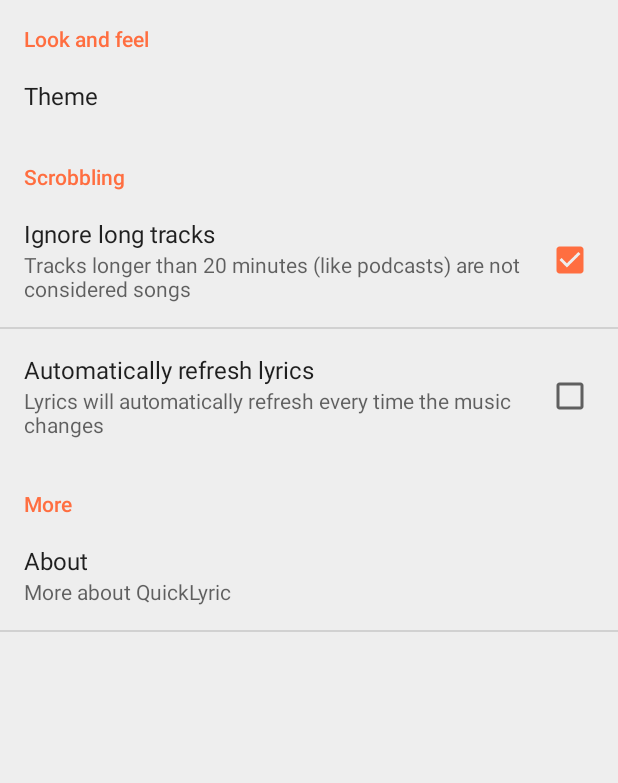
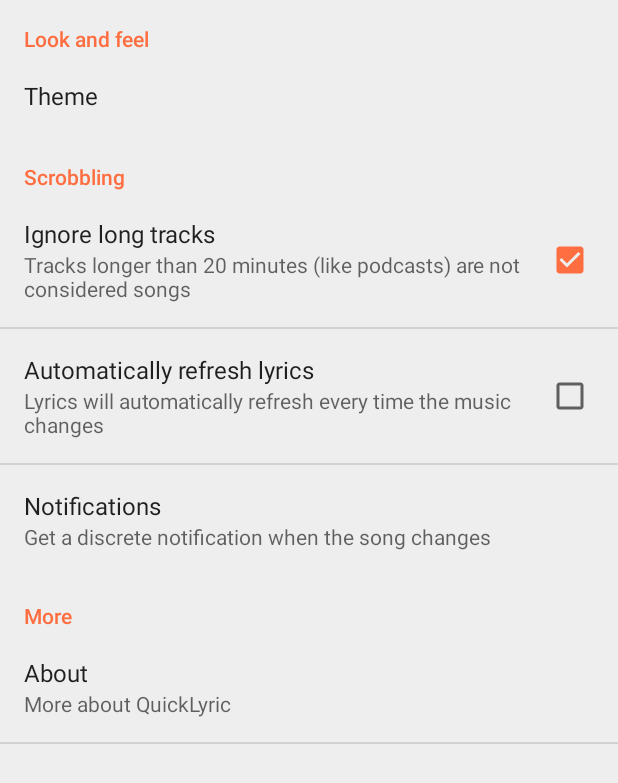
Before and after one commit to QuickLyric/QuickLyric, an Android app: the fragment SettingsFragment shown on its own in the app's theme, on a phone screen of 412 x 824 dp. Shown: the top 783 px of the screen. Run offline under Robolectric (Android 15) with nearby library versions, the phone set to English and light mode, and no system bars; 5 statements that could not run were skipped.

Commit message:
Implement Notifications (fix #22)

```diff
--- a/QuickLyric/src/main/java/com/geecko/QuickLyric/MainActivity.java
+++ b/QuickLyric/src/main/java/com/geecko/QuickLyric/MainActivity.java
@@ -422,7 +422,7 @@ public class MainActivity extends ActionBarActivity {
 
     private void registerTempReceiver() {
         receiver = new MusicBroadcastReceiver();
-        receiver.setAutoUpdate(true);
+        receiver.forceAutoUpdate(true);
         IntentFilter intentfilter = new IntentFilter();
         intentfilter.addAction("com.android.music.metachanged");
         intentfilter.addAction("com.htc.music.metachanged");
--- a/QuickLyric/src/main/res/values/strings.xml
+++ b/QuickLyric/src/main/res/values/strings.xml
@@ -158,8 +158,10 @@ Terms of service available at:
     <string name="pager_arrow"><![CDATA[>]]></string>
     <string name="skip">Skip</string>
     <string name="pref_theme">Theme</string>
+    <string name="pref_notifications">Notifications</string>
     <string name="defaut_theme">Amber (Default)</string>
     <string name="dark_theme">Dark</string>
+    <string name="pref_notifications_sum">Get a discrete notification when the song changes</string>
 
     <string-array name="nav_items">
         <item>@string/title_lyrics</item>
@@ -182,4 +184,14 @@ Terms of service available at:
         <item>0</item>
         <item>1</item>
     </string-array>
+    <string-array name="notifications">
+        <item>Disabled (default)</item>
+        <item>Enabled</item>
+        <item>Enabled (sticky)</item>
+    </string-array>
+    <string-array name="notifications_values">
+        <item>0</item>
+        <item>1</item>
+        <item>2</item>
+    </string-array>
 </resources>
--- a/QuickLyric/src/main/res/xml/preferences.xml
+++ b/QuickLyric/src/main/res/xml/preferences.xml
@@ -37,6 +37,13 @@
             android:title="@string/pref_auto_refresh_title"
             android:summary="@string/pref_auto_refresh_summary"
             android:defaultValue="false" />
+        <ListPreference
+            android:key="pref_notifications"
+            android:title="@string/pref_notifications"
+            android:summary="@string/pref_notifications_sum"
+            android:entries="@array/notifications"
+            android:entryValues="@array/notifications_values"
+            android:defaultValue="0" />
     </PreferenceCategory>
 
     <PreferenceCategory android:title="@string/pref_more_category">
```
Also changed, not shown: QuickLyric/src/main/java/com/geecko/QuickLyric/broadcastReceiver/MusicBroadcastReceiver.java (+32 -3 lines), QuickLyric/src/main/res/drawable-hdpi/ic_notif.png (added), QuickLyric/src/main/res/drawable-mdpi/ic_notif.png (added), QuickLyric/src/main/res/drawable-xhdpi/ic_notif.png (added), QuickLyric/src/main/res/drawable-xxhdpi/ic_notif.png (added).
